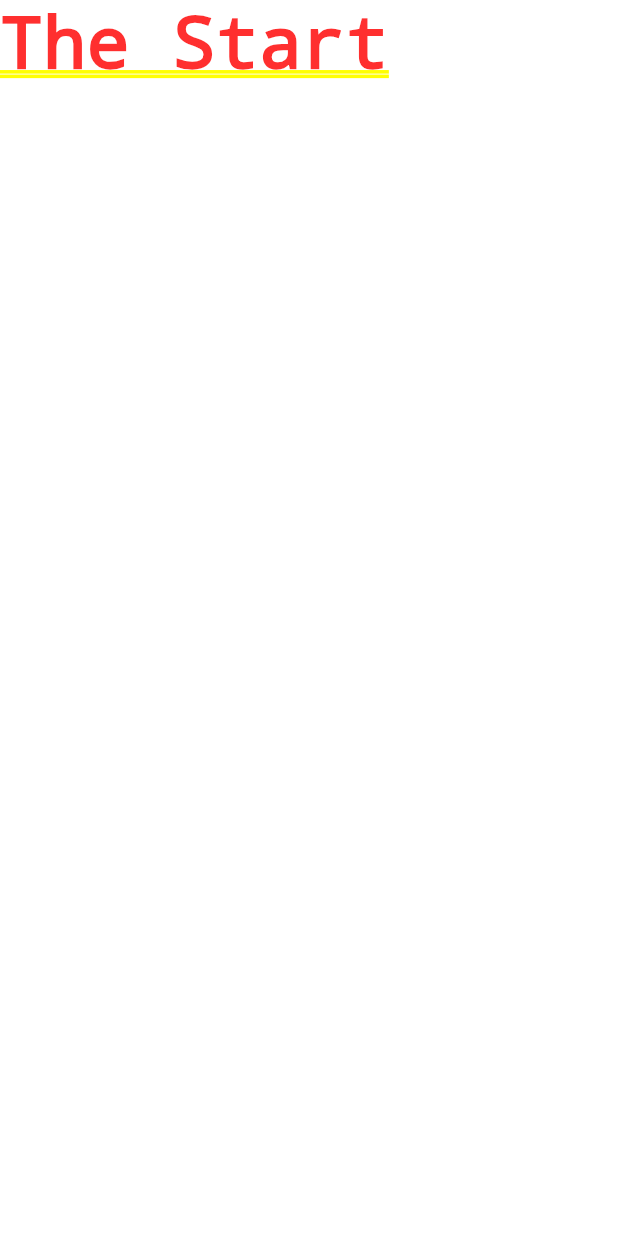
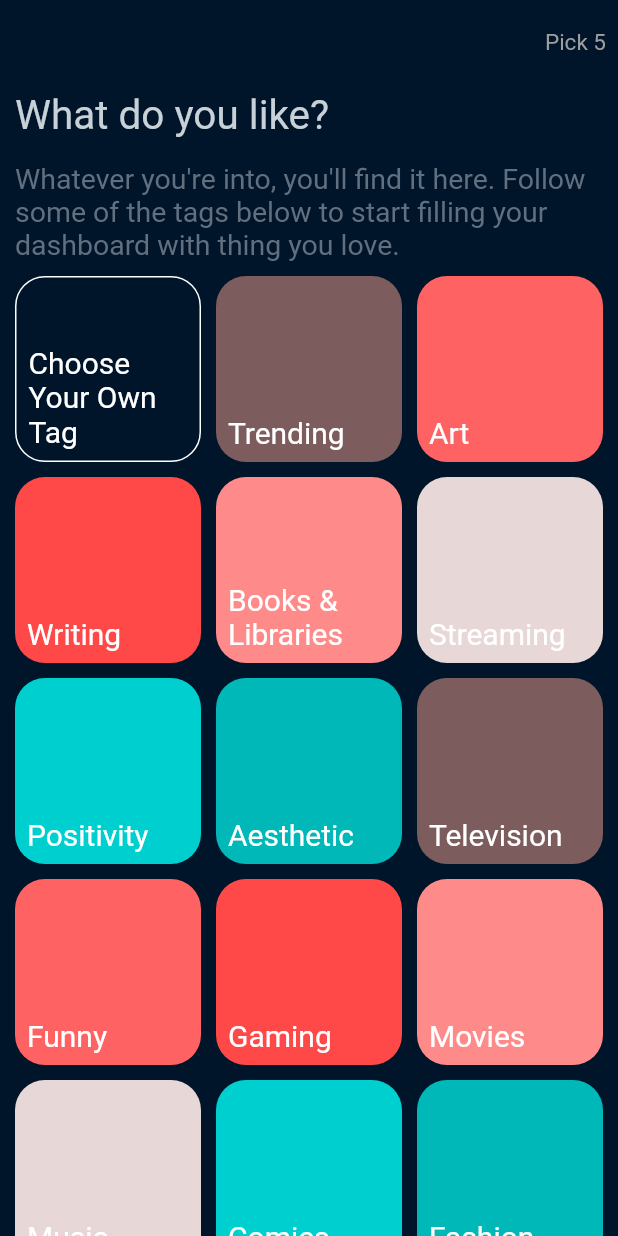
Before and after one commit to SE-Project-CMP-Tumbler/SE-Project-CMP-Cross-platform, a Flutter app: the screen it shows after launch, on a phone screen of 412 x 824 dp. Run offline on Flutter 3.47's test engine with Material 2 defaults, Android fonts, the phone set to English and light mode, and no system bars.

Commit message:
Followed Tags

```diff
--- a/lib/Constants/Colors.dart
+++ b/lib/Constants/Colors.dart
@@ -0,0 +1,3 @@
+import 'package:flutter/material.dart';
+
+Color appBackgroundColor =  const Color.fromRGBO(0, 21, 42, 1);
--- a/lib/Methods/Api.dart
+++ b/lib/Methods/Api.dart
@@ -0,0 +1,9 @@
+class Api {
+  final String _Main ="";
+  final String _follow_tag = "/follow_tag/";
+
+  void Follow_Tag(String tag)
+  {
+
+  }
+}
--- /dev/null
+++ b/lib/Providers/followed_tags_sign_up.dart
@@ -0,0 +1,26 @@
+import 'package:flutter/material.dart';
+
+class FollowedTags with ChangeNotifier {
+  Set<String> _followedTags;
+
+  Set<String> get followedTags => _followedTags;
+
+  FollowedTags() {
+    _followedTags = {};
+  }
+
+  void addFollowTag(String tag) {
+    if (tag != null && tag.isNotEmpty) {
+      _followedTags.add(tag);
+      notifyListeners();
+    }
+  }
+
+  void removeFollowTag(String tag) {
+    if (tag != null && tag.isNotEmpty) {
+      _followedTags.remove(tag);
+      notifyListeners();
+    }
+  }
+
+}
--- /dev/null
+++ b/lib/Screens/Sign_Up_Screens/Choose_Tag/tag_container.dart
@@ -0,0 +1,75 @@
+import 'package:flutter/material.dart';
+import 'package:provider/provider.dart';
+import 'package:tumlr/Screens/Sign_Up_Screens/Choose_Tag/tags_list_and_colors.dart';
+import 'package:tumlr/Providers/followed_tags_sign_up.dart';
+import 'package:tumlr/Screens/Sign_Up_Screens/Choose_Tag/add_your_own_tag.dart';
+
+class TagContainer extends StatefulWidget {
+  int index;
+
+  TagContainer({@required this.index}):super();
+
+  @override
+  State<TagContainer> createState() => _TagContainerState();
+}
+
+class _TagContainerState extends State<TagContainer> {
+  void pressed(bool x) {
+    if (widget.index != 0) {
+      if (x) {
+        Provider.of<FollowedTags>(context, listen: false)
+            .removeFollowTag(tagsNames[widget.index]);
+      } else {
+        Provider.of<FollowedTags>(context, listen: false)
+            .addFollowTag(tagsNames[widget.index]);
+      }
+    } else {
+      // Add Your own tag
+      Navigator.of(context)
+          .push(MaterialPageRoute(builder: (context) => AddYourOwnTag()));
+    }
+  }
+
+  @override
+  Widget build(BuildContext context) {
+    return InkWell(
+      onTap: () => pressed(
+          context.read<FollowedTags>().followedTags.contains(tagsNames[widget.index])),
+      child: Stack(
+        children: [
+          Container(
+            child: Padding(
+              padding: const EdgeInsets.all(8.0),
+              child: Align(
+                alignment: Alignment.bottomLeft,
+                child: Text(
+                  tagsNames[widget.index],
+                  style: const TextStyle(fontSize: 20, color: Colors.white),
+                ),
+              ),
+            ),
+            decoration: (widget.index == 0)
+                ? BoxDecoration(
+                    color: Colors.transparent,
+                    border: Border.all(color: Colors.white, width: 1),
+                    borderRadius: const BorderRadius.all(Radius.circular(20)))
+                : BoxDecoration(
+                    color: tagsColors[widget.index % tagsColors.length],
+                    borderRadius: const BorderRadius.all(Radius.circular(20)),
+                  ),
+          ),
+          if (Provider.of<FollowedTags>(context)
+              .followedTags
+              .contains(tagsNames[widget.index]))
+            const Padding(
+              padding: EdgeInsets.fromLTRB(0, 5, 5, 0),
+              child: Align(
+                alignment: Alignment.topRight,
+                child: Icon(Icons.offline_pin),
+              ),
+            )
+        ],
+      ),
+    );
+  }
+}
--- /dev/null
+++ b/lib/Screens/Sign_Up_Screens/Choose_Tag/tag_page.dart
@@ -0,0 +1,101 @@
+import 'package:flutter/material.dart';
+import 'package:provider/provider.dart';
+import 'package:tumlr/Screens/Sign_Up_Screens/Choose_Tag/tags_list_and_colors.dart';
+import 'package:tumlr/Constants/colors.dart';
+import 'package:tumlr/Providers/followed_tags_sign_up.dart';
+import 'package:tumlr/Screens/Sign_Up_Screens/Choose_Tag/tag_container.dart';
+
+class TagSelect extends StatefulWidget {
+  const TagSelect({Key key}) : super(key: key);
+
+  @override
+  _TagSelectState createState() => _TagSelectState();
+}
+
+class _TagSelectState extends State<TagSelect> {
+  Widget appBar() {
+    if (Provider.of<FollowedTags>(context).followedTags.length < 5)
+      return Center(
+          child: Padding(
+        padding: const EdgeInsets.all(8.0),
+        child: Text(
+          "Pick ${5 - Provider.of<FollowedTags>(context).followedTags.length}",
+          style: const TextStyle(
+            fontSize: 15,
+            color: Colors.grey,
+          ),
+        ),
+      ));
+    else
+      return TextButton(
+        onPressed: () {
+          // Call Api Function to add all the chosen tags to his profile
+        },
+        child: const Center(
+            child: Padding(
+          padding: EdgeInsets.all(8.0),
+          child: Text(
+            "Next",
+            style: TextStyle(
+              fontSize: 15,
+              color: Colors.blue,
+            ),
+          ),
+        )),
+      );
+  }
+
+  @override
+  Widget build(BuildContext context) {
+    return Scaffold(
+      backgroundColor: appBackgroundColor,
+      appBar: AppBar(
+        elevation: 0,
+        backgroundColor: const Color.fromRGBO(0, 21, 42, 1),
+        actions: [
+          appBar(),
+        ],
+      ),
+      body: SingleChildScrollView(
+        physics: const ScrollPhysics(),
+        child: Column(
+          crossAxisAlignment: CrossAxisAlignment.start,
+          children: [
+            const Padding(
+              padding: EdgeInsets.fromLTRB(10, 5, 0, 10),
+              child: Text(
+                "What do you like?",
+                style: TextStyle(
+                    fontSize: 27, color: Color.fromRGBO(200, 209, 216, 1)),
+              ),
+            ),
+            const Padding(
+              padding: EdgeInsets.fromLTRB(10, 5, 0, 10),
+              child: Text(
+                "Whatever you're into, you'll find it here. Follow some of the tags below to start filling your dashboard with thing you love.",
+                style: TextStyle(
+                  fontSize: 19,
+                  color: Color.fromRGBO(97, 111, 127, 1),
+                ),
+              ),
+            ),
+            GridView.builder(
+              physics: const NeverScrollableScrollPhysics(),
+              shrinkWrap: true,
+              padding: const EdgeInsets.fromLTRB(10, 0, 10, 0),
+              itemCount: tagsNames.length,
+              gridDelegate: const SliverGridDelegateWithFixedCrossAxisCount(
+                crossAxisCount: 3,
+                crossAxisSpacing: 10.0,
+                mainAxisSpacing: 10.0,
+              ),
+              itemBuilder: (context, i) {
+                return TagContainer(index: i);
+              },
+            ),
+          ],
+        ),
+      ),
+    );
+  }
+}
--- /dev/null
+++ b/lib/Screens/Sign_Up_Screens/Choose_Tag/tags_list_and_colors.dart
@@ -0,0 +1,59 @@
+import 'package:flutter/material.dart';
+
+final List<Color> tagsColors = [
+  const Color.fromRGBO(0, 184, 184, 1),
+  const Color.fromRGBO(124, 92, 92, 1),
+  const Color.fromRGBO(255, 98, 98, 1),
+  const Color.fromRGBO(255, 73, 73, 1),
+  const Color.fromRGBO(255, 138, 138, 1),
+  const Color.fromRGBO(232, 215, 215, 1),
+  const Color.fromRGBO(0, 207, 207, 1),
+];
+
+final List<String> tagsNames = [
+  "Choose Your Own Tag",
+  "Trending",
+  "Art",
+  "Writing",
+  "Books & Libraries",
+  "Streaming",
+  "Positivity",
+  "Aesthetic",
+  "Television",
+  "Funny",
+  "Gaming",
+  "Movies",
+  "Music",
+  "Comics",
+  "Fashion",
+  "Celebrities",
+  "Illustration",
+  "Beauty",
+  "Kpop",
+  "Anime",
+  "Black Stories",
+  "Animals",
+  "Travel",
+  "Computer Science",
+  "Design",
+  "Photography",
+  "Architecture",
+  "Autos",
+  "Business",
+  "DIY",
+  "Education",
+  "Food",
+  "Health and Fitness",
+  "Home and Lifestyle",
+  "Museums",
+  "History",
+  "Parenting",
+  "Nature",
+  "Science",
+  "Sports",
+  "Nonprofit",
+  "Quotes",
+  "Politics",
+  "Spirituality",
+  "Technology",
+];
--- /dev/null
+++ b/lib/Screens/Sign_Up_Screens/sign_up_dump.dart
@@ -0,0 +1 @@
+// dummy page
--- a/lib/main.dart
+++ b/lib/main.dart
@@ -1,25 +1,22 @@
 import 'package:flutter/material.dart';
+import 'package:provider/provider.dart';
+import 'package:tumlr/Providers/followed_tags_sign_up.dart';
+import 'package:tumlr/Screens/Sign_Up_Screens/Choose_Tag/tag_page.dart';
 
-void main() =>  runApp(MyApp());
-
+void main() {
+  WidgetsFlutterBinding.ensureInitialized();
+  runApp(MyApp());
+}
 
 class MyApp extends StatelessWidget {
   @override
   Widget build(BuildContext context) {
-    return MaterialApp(
-      home: MyHomePage(),
+    return ChangeNotifierProvider(
+      create: (_) => FollowedTags(),
+      child: const MaterialApp(
+        debugShowCheckedModeBanner: false,
+        home: TagSelect(),
+      ),
     );
   }
 }
-
-class MyHomePage extends StatefulWidget {
-  @override
-  _MyHomePageState createState() => _MyHomePageState();
-}
-
-class _MyHomePageState extends State<MyHomePage> {
-  @override
-  Widget build(BuildContext context) {
-    return const Text("The Start");
-  }
-}
```
Also changed, not shown: lib/Screens/Sign_Up_Screens/Choose_Tag/add_your_own_tag.dart (added, +103 -0 lines), lib/Providers/App_Data.dart (deleted).
